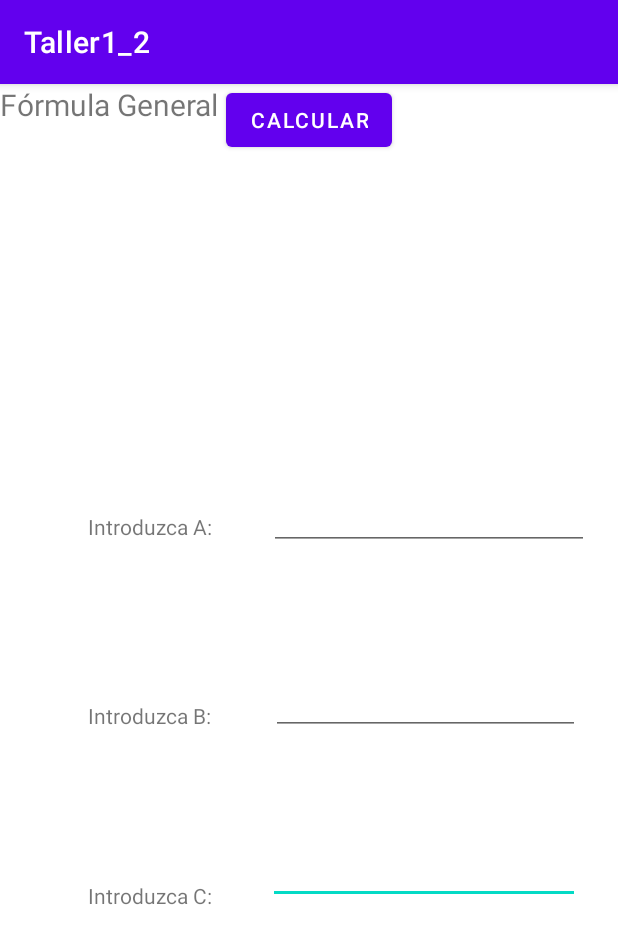
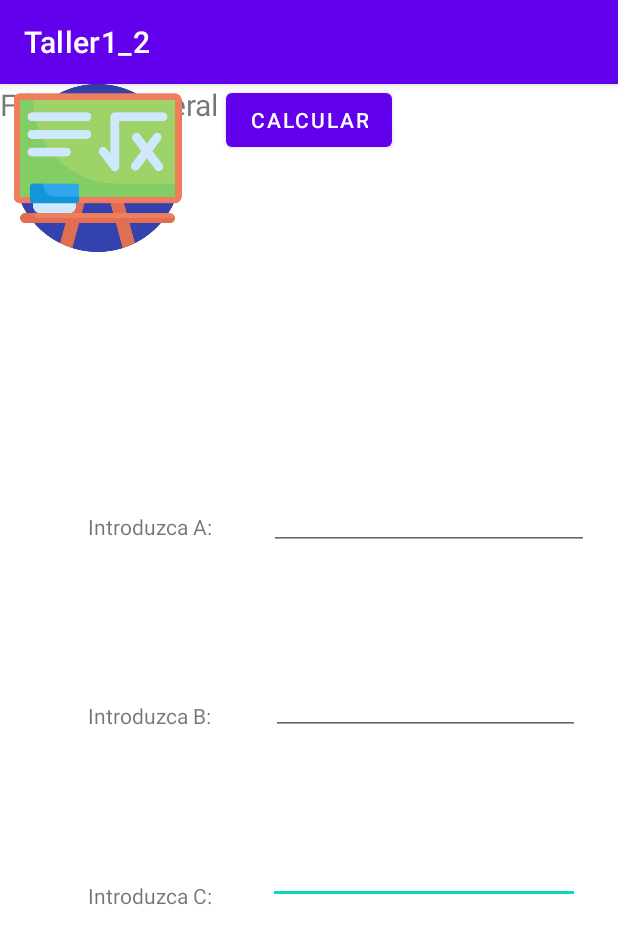
Before and after one commit to danysnavarro26/Taller1_2, an Android app: the screen it shows after launch (MainActivity), on a phone screen of 412 x 824 dp. Shown: the top 944 px of the screen. Run offline under Robolectric (Android 15) with nearby library versions, the light colour scheme and no system bars.

Commit message:
TAL-2 La imagen

```diff
--- a/app/src/main/res/layout/activity_main.xml
+++ b/app/src/main/res/layout/activity_main.xml
@@ -103,4 +103,12 @@
         app:layout_constraintStart_toStartOf="parent"
         tools:layout_editor_absoluteY="508dp" />
 
+    <ImageView
+        android:id="@+id/imageView"
+        android:layout_width="130dp"
+        android:layout_height="112dp"
+        app:srcCompat="@drawable/microsoftteams_image__1_"
+        tools:layout_editor_absoluteX="150dp"
+        tools:layout_editor_absoluteY="84dp" />
+
 </androidx.constraintlayout.widget.ConstraintLayout>
```
Also changed, not shown: app/src/main/res/drawable/microsoftteams_image__1_.png (added).
